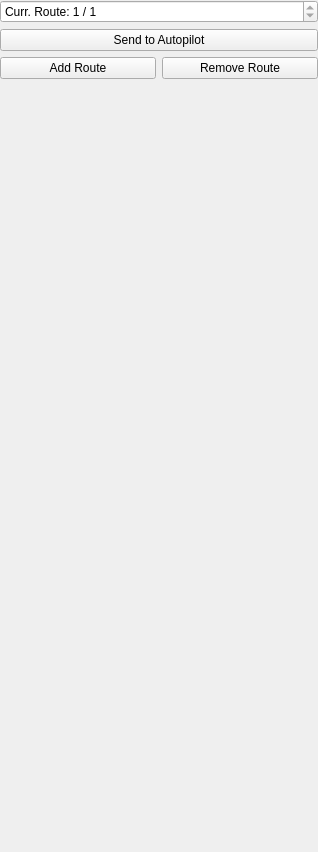
Qt form userinterface/planui.ui (RISE-Dependable-Transport-Systems/WayWise) before a commit.
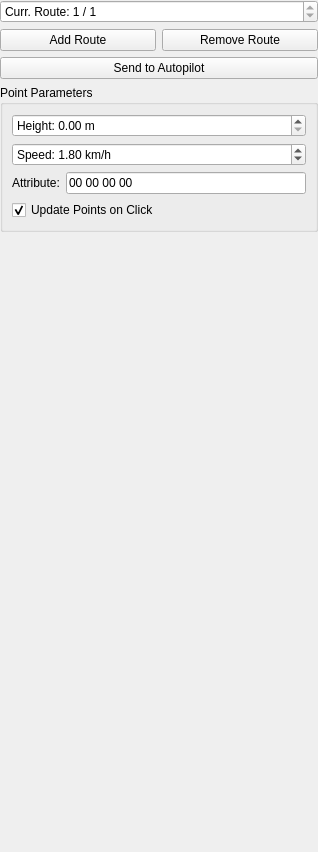
The same form after that commit.

Commit message: Revise route planning: allow setting parameters for new points from UI, updating parameters on existing points and inserting points anywhere on route

The edit to the form file:
```diff
--- a/userinterface/planui.ui
+++ b/userinterface/planui.ui
@@ -42,16 +42,6 @@
      </property>
     </widget>
    </item>
-   <item>
-    <widget class="QPushButton" name="sendToAutopilotButton">
-     <property name="enabled">
-      <bool>true</bool>
-     </property>
-     <property name="text">
-      <string>Send to Autopilot</string>
-     </property>
-    </widget>
-   </item>
    <item>
     <layout class="QHBoxLayout" name="horizontalLayout">
      <item>
@@ -82,6 +72,91 @@
      </item>
     </layout>
    </item>
+   <item>
+    <widget class="QPushButton" name="sendToAutopilotButton">
+     <property name="enabled">
+      <bool>true</bool>
+     </property>
+     <property name="text">
+      <string>Send to Autopilot</string>
+     </property>
+    </widget>
+   </item>
+   <item>
+    <widget class="QGroupBox" name="parametersGroupBox">
+     <property name="title">
+      <string>Point Parameters</string>
+     </property>
+     <layout class="QVBoxLayout" name="verticalLayout_2">
+      <item>
+       <widget class="QDoubleSpinBox" name="heightSpinBox">
+        <property name="prefix">
+         <string>Height: </string>
+        </property>
+        <property name="suffix">
+         <string> m</string>
+        </property>
+       </widget>
+      </item>
+      <item>
+       <widget class="QDoubleSpinBox" name="speedSpinBox">
+        <property name="prefix">
+         <string>Speed: </string>
+        </property>
+        <property name="suffix">
+         <string> km/h</string>
+        </property>
+        <property name="minimum">
+         <double>-99.989999999999995</double>
+        </property>
+        <property name="value">
+         <double>1.800000000000000</double>
+        </property>
+       </widget>
+      </item>
+      <item>
+       <layout class="QHBoxLayout" name="horizontalLayout_4">
+        <item>
+         <widget class="QLabel" name="label">
+          <property name="text">
+           <string>Attribute:</string>
+          </property>
+         </widget>
+        </item>
+        <item>
+         <widget class="QLineEdit" name="attributeLineEdit">
+          <property name="toolTip">
+           <string>Input as hex value</string>
+          </property>
+          <property name="inputMask">
+           <string>HH HH HH HH</string>
+          </property>
+          <property name="text">
+           <string>00 00 00 00</string>
+          </property>
+          <property name="clearButtonEnabled">
+           <bool>false</bool>
+          </property>
+         </widget>
+        </item>
+       </layout>
+      </item>
+      <item>
+       <widget class="QCheckBox" name="updatePointCheckBox">
+        <property name="toolTip">
+         <string>Update existing points with current values when shift + clicking on them</string>
+        </property>
+        <property name="text">
+         <string>Update Points on Click</string>
+        </property>
+        <property name="checked">
+         <bool>true</bool>
+        </property>
+       </widget>
+      </item>
+     </layout>
+    </widget>
+   </item>
    <item>
     <spacer name="verticalSpacer">
      <property name="orientation">
```
The commit also changes 5 other files.
